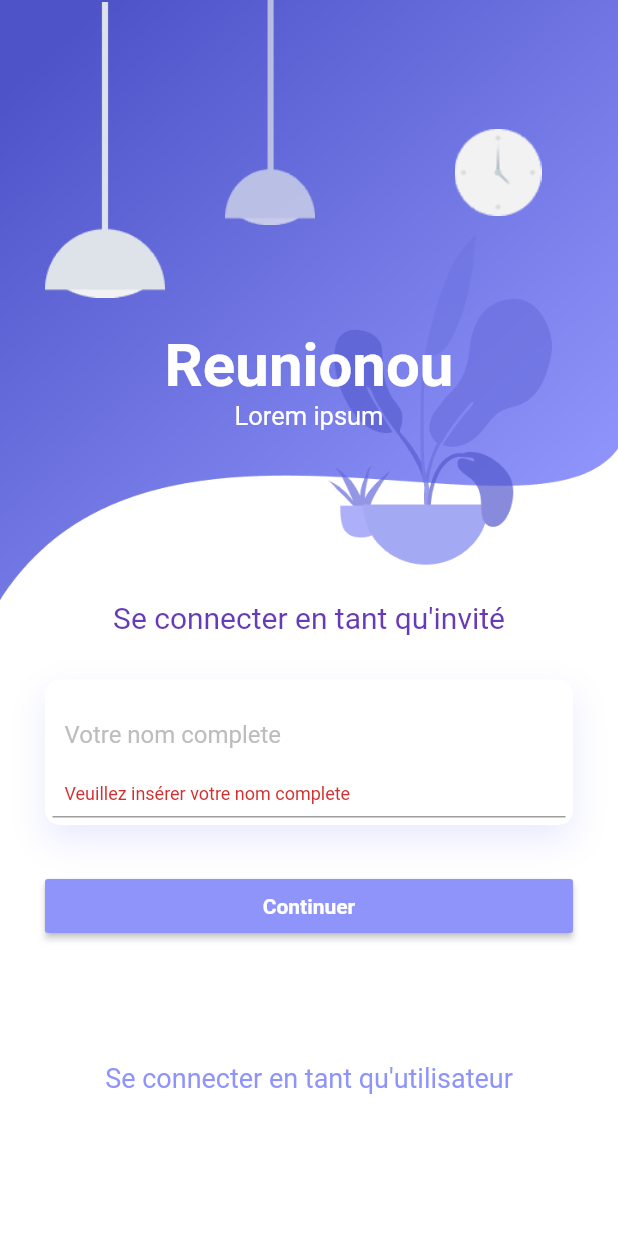
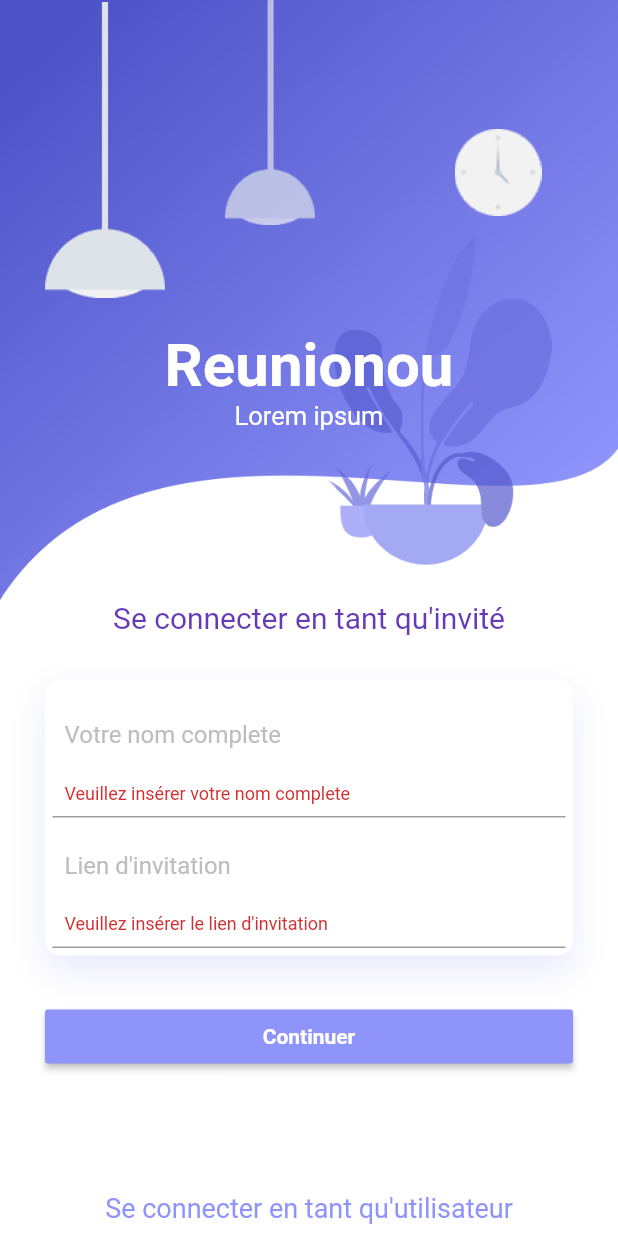
Before and after one commit to sebastienklaus/reunionou, a Flutter app: the GuestLoginScreen screen opened by its route, after a tap on "Continuer", on a phone screen of 412 x 824 dp. Run offline on Flutter 3.47's test engine with Material 2 defaults, Android fonts, the phone set to English and light mode, and no system bars; drawn by our look-alikes of overlay_support; our stand-ins replace datetime_picker_formfield, dio, email_validator, flutter_map, flutter_typeahead, jwt_decoder and 2 more; missing offline and left inert: flutter_share, geocoder, sa_v1_migration; accounts and stored records are empty.

Commit message:
add invitation link guest login

```diff
--- a/front/mobile/reunionou/lib/data/dataLoader.dart
+++ b/front/mobile/reunionou/lib/data/dataLoader.dart
@@ -8,7 +8,6 @@ import '../models/message.dart';
 import '../models/user.dart';
 import 'DatabaseHandler.dart';
 import 'package:uuid/uuid.dart';
-import 'package:username_generator/username_generator.dart';
 import 'package:dio/dio.dart';
 import 'package:jwt_decoder/jwt_decoder.dart';
 
@@ -117,17 +116,21 @@ class DataLoader extends ChangeNotifier {
   }
 
   //Authentificate guest
-  Future<bool> authentificateGuest(String fullname) async {
+  Future<bool> authentificateGuest(String username, String eventUri) async {
     //Call api here
     if (1 == 1) {
       handler = DatabaseHandler();
       String id = const Uuid().v4();
-      var generator = UsernameGenerator();
+
+      username = username.replaceAll(" ", "_");
+      String eventId =
+          eventUri.substring(eventUri.lastIndexOf("/") + 1, eventUri.length);
+
       //In case of success store user to db
       _user = User(
         id: id,
-        fullname: fullname,
-        username: generator.generate(fullname),
+        fullname: username,
+        username: username,
         type: "guest",
       );
       setUser(_user);
--- a/front/mobile/reunionou/lib/screens/guest_login.dart
+++ b/front/mobile/reunionou/lib/screens/guest_login.dart
@@ -14,10 +14,13 @@ class GuestLoginScreen extends StatefulWidget {
 }
 
 class _GuestLoginScreenState extends State<GuestLoginScreen> {
+  final username = TextEditingController();
+  final evenUrl = TextEditingController();
+
+  final _formKey = GlobalKey<FormState>();
+
   @override
   Widget build(BuildContext context) {
-    final fullname = TextEditingController();
-    final _formKey = GlobalKey<FormState>();
     return WillPopScope(
       onWillPop: () async => false,
       child: FutureBuilder(
@@ -149,9 +152,9 @@ class _GuestLoginScreenState extends State<GuestLoginScreen> {
                                         ),
                                       ),
                                       child: TextFormField(
-                                          controller: fullname,
-                                          validator: (fullname) {
-                                            if (fullname!.isEmpty) {
+                                        controller: username,
+                                        validator: (username) {
+                                          if (username!.isEmpty) {
                                             return 'Veuillez insérer votre nom complete';
                                           }
                                           return null;
@@ -165,8 +168,34 @@ class _GuestLoginScreenState extends State<GuestLoginScreen> {
                                         ),
                                       ),
                                     ),
+                                    Container(
+                                      padding: const EdgeInsets.all(8.0),
+                                      decoration: const BoxDecoration(
+                                        border: Border(
+                                          bottom:
+                                              BorderSide(color: Colors.grey),
+                                        ),
+                                      ),
+                                      child: TextFormField(
+                                        controller: evenUrl,
+                                        validator: (evenUrl) {
+                                          if (evenUrl!.isEmpty) {
+                                            return "Veuillez insérer le lien d'invitation";
+                                          }
+                                          return null;
+                                        },
+                                        decoration: InputDecoration(
+                                          border: InputBorder.none,
+                                          hintText: "Lien d'invitation",
+                                          hintStyle: TextStyle(
+                                            color: Colors.grey[400],
+                                          ),
+                                        ),
+                                      ),
+                                    ),
                                   ],
-                                  )),
+                                ),
+                              ),
                             ),
                           ),
                           const SpacerWidget(
@@ -190,7 +219,8 @@ class _GuestLoginScreenState extends State<GuestLoginScreen> {
                                 if (_formKey.currentState!.validate()) {
                                   var rep = await context
                                       .read<DataLoader>()
-                                      .authentificateGuest(fullname.text)
+                                      .authentificateGuest(
+                                          username.text, evenUrl.text)
                                       .then(
                                     (rep) {
                                       if (rep) {
--- a/front/mobile/reunionou/pubspec.yaml
+++ b/front/mobile/reunionou/pubspec.yaml
@@ -46,7 +46,6 @@ dependencies:
   dio: ^3.0.10
   provider: ^6.0.2
   uuid: ^3.0.6
-  username_generator: ^1.3.0
   flutter_map: ^0.12.0
   latlong: ^0.6.1
   url_launcher: ^6.0.20
```
Also changed, not shown: front/mobile/reunionou/pubspec.lock. Lines whose indentation alone changed are shown as unchanged.
